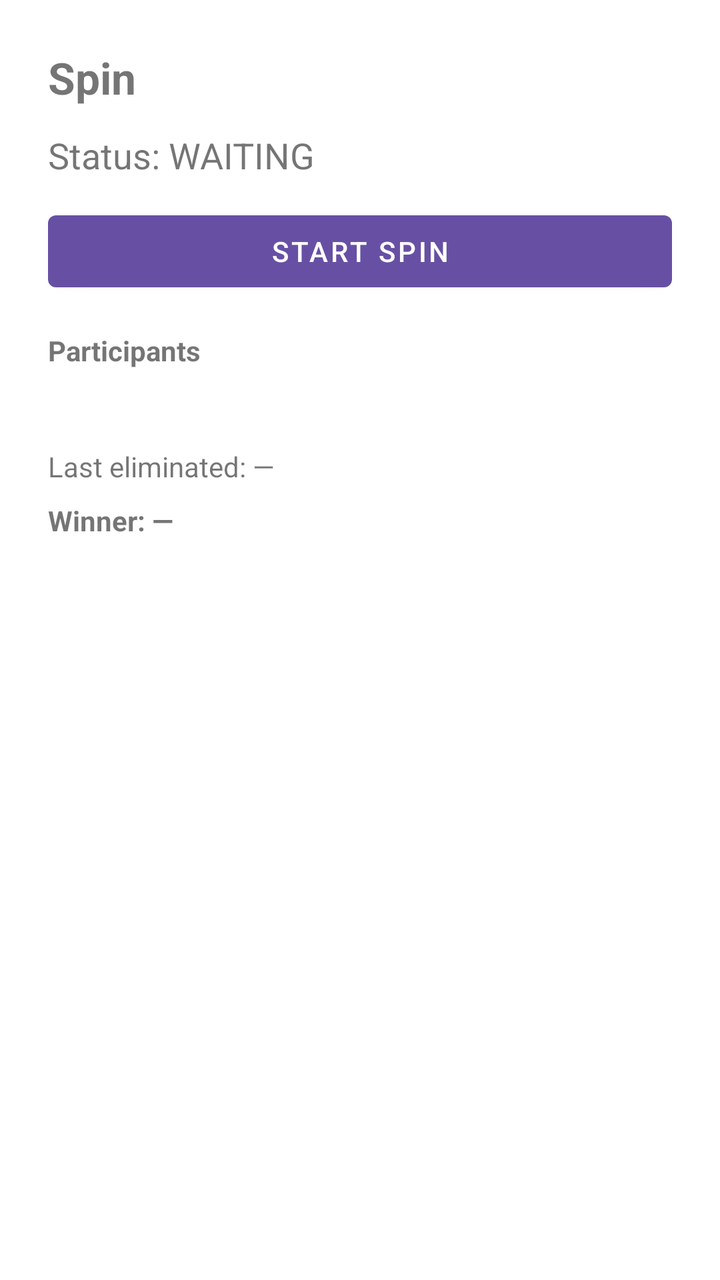
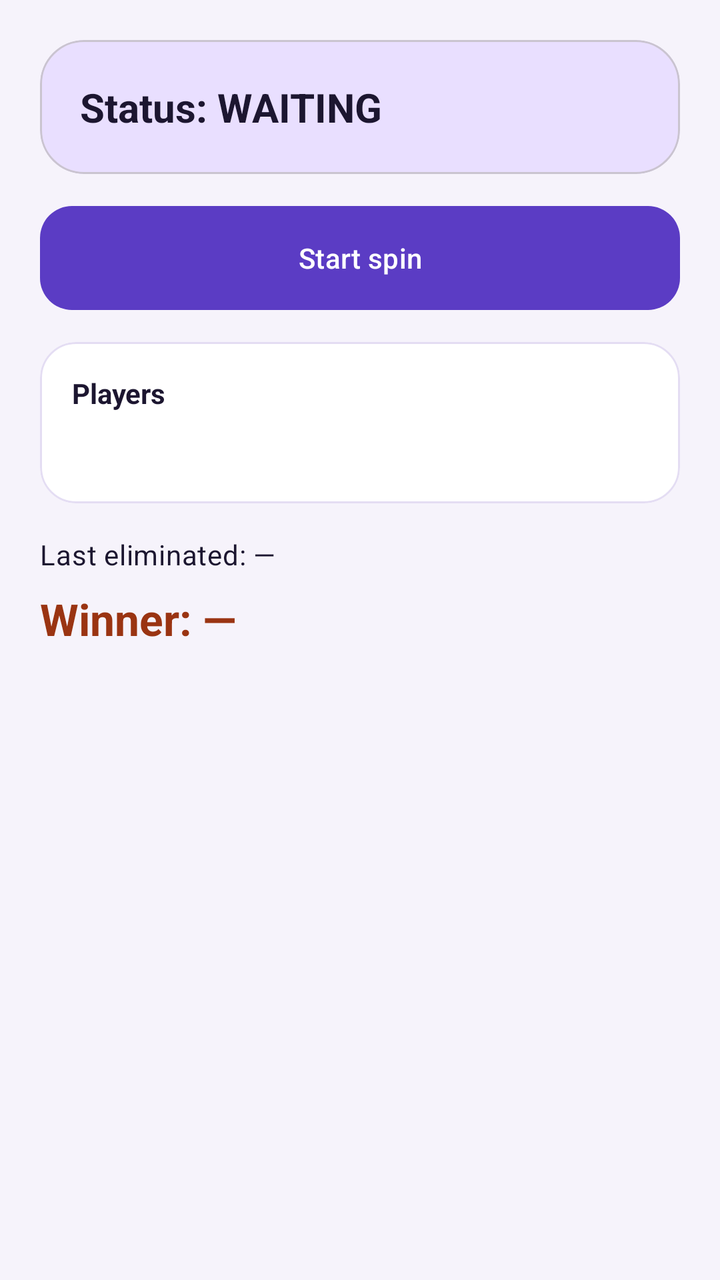

The first picture is an Android layout as it rendered before a commit; the second is the same layout after the commit. The layout source and the unified diff follow.
<!-- AndroidManifest.xml: application theme Theme.RoxStar -->
<!-- res/layout/fragment_spin.xml -->
<?xml version="1.0" encoding="utf-8"?>
<ScrollView xmlns:android="http://schemas.android.com/apk/res/android"
    android:layout_width="match_parent"
    android:layout_height="match_parent">

    <LinearLayout
        android:layout_width="match_parent"
        android:layout_height="wrap_content"
        android:orientation="vertical"
        android:padding="24dp">

        <TextView
            android:layout_width="match_parent"
            android:layout_height="wrap_content"
            android:text="Spin"
            android:textSize="22sp"
            android:textStyle="bold" />

        <TextView
            android:id="@+id/status"
            android:layout_width="match_parent"
            android:layout_height="wrap_content"
            android:layout_marginTop="12dp"
            android:text="Status: WAITING"
            android:textSize="18sp" />

        <TextView
            android:id="@+id/ownerHint"
            android:layout_width="match_parent"
            android:layout_height="wrap_content"
            android:layout_marginTop="8dp"
            android:text="Only the room owner can start a spin."
            android:visibility="gone" />

        <Button
            android:id="@+id/startSpin"
            android:layout_width="match_parent"
            android:layout_height="wrap_content"
            android:layout_marginTop="12dp"
            android:text="Start Spin" />

        <TextView
            android:layout_width="match_parent"
            android:layout_height="wrap_content"
            android:layout_marginTop="16dp"
            android:text="Participants"
            android:textStyle="bold" />

        <TextView
            android:id="@+id/remaining"
            android:layout_width="match_parent"
            android:layout_height="wrap_content"
            android:layout_marginTop="4dp" />

        <TextView
            android:id="@+id/lastEliminated"
            android:layout_width="match_parent"
            android:layout_height="wrap_content"
            android:layout_marginTop="16dp"
            android:text="Last eliminated: —" />

        <TextView
            android:id="@+id/winner"
            android:layout_width="match_parent"
            android:layout_height="wrap_content"
            android:layout_marginTop="8dp"
            android:text="Winner: —"
            android:textStyle="bold" />
    </LinearLayout>
</ScrollView>
<!-- resources referenced by this layout -->
<resources>
  <style name="Theme.RoxStar" parent="Theme.MaterialComponents.Light.NoActionBar">
          <item name="colorPrimary">@color/purple_700</item>
          <item name="android:statusBarColor">@color/purple_700</item>
      </style>
  <color name="purple_700">#6750A4</color>
</resources>

<!-- the commit's change to res/layout/fragment_spin.xml (unified diff, before → after) -->
@@ -1,63 +1,94 @@
 <?xml version="1.0" encoding="utf-8"?>
 <ScrollView xmlns:android="http://schemas.android.com/apk/res/android"
+    xmlns:app="http://schemas.android.com/apk/res-auto"
     android:layout_width="match_parent"
-    android:layout_height="match_parent">
+    android:layout_height="match_parent"
+    android:background="@color/md_surface">
 
     <LinearLayout
         android:layout_width="match_parent"
         android:layout_height="wrap_content"
         android:orientation="vertical"
-        android:padding="24dp">
+        android:padding="20dp">
 
-        <TextView
+        <com.google.android.material.card.MaterialCardView
             android:layout_width="match_parent"
             android:layout_height="wrap_content"
-            android:text="Spin"
-            android:textSize="22sp"
-            android:textStyle="bold" />
+            app:cardBackgroundColor="@color/md_primary_container"
+            app:cardCornerRadius="22dp"
+            app:cardElevation="0dp">
 
-        <TextView
-            android:id="@+id/status"
-            android:layout_width="match_parent"
-            android:layout_height="wrap_content"
-            android:layout_marginTop="12dp"
-            android:text="Status: WAITING"
-            android:textSize="18sp" />
+            <LinearLayout
+                android:layout_width="match_parent"
+                android:layout_height="wrap_content"
+                android:orientation="vertical"
+                android:padding="20dp">
 
-        <TextView
-            android:id="@+id/ownerHint"
-            android:layout_width="match_parent"
-            android:layout_height="wrap_content"
-            android:layout_marginTop="8dp"
-            android:text="Only the room owner can start a spin."
-            android:visibility="gone" />
+                <TextView
+                    android:id="@+id/status"
+                    android:layout_width="match_parent"
+                    android:layout_height="wrap_content"
+                    android:text="Status: WAITING"
+                    android:textSize="20sp"
+                    android:textStyle="bold" />
 
-        <Button
+                <TextView
+                    android:id="@+id/ownerHint"
+                    android:layout_width="match_parent"
+                    android:layout_height="wrap_content"
+                    android:layout_marginTop="8dp"
+                    android:text="Only the room owner can start a spin."
+                    android:textAppearance="@style/TextAppearance.RoxStar.Muted"
+                    android:visibility="gone" />
+            </LinearLayout>
+        </com.google.android.material.card.MaterialCardView>
+
+        <com.google.android.material.button.MaterialButton
             android:id="@+id/startSpin"
             android:layout_width="match_parent"
             android:layout_height="wrap_content"
-            android:layout_marginTop="12dp"
-            android:text="Start Spin" />
+            android:layout_marginTop="16dp"
+            android:text="Start spin" />
 
-        <TextView
+        <com.google.android.material.card.MaterialCardView
             android:layout_width="match_parent"
             android:layout_height="wrap_content"
             android:layout_marginTop="16dp"
-            android:text="Participants"
-            android:textStyle="bold" />
+            app:cardBackgroundColor="@color/md_card"
+            app:cardCornerRadius="18dp"
+            app:cardElevation="0dp"
+            app:strokeColor="#E4DDF3"
+            app:strokeWidth="1dp">
 
-        <TextView
-            android:id="@+id/remaining"
-            android:layout_width="match_parent"
-            android:layout_height="wrap_content"
-            android:layout_marginTop="4dp" />
+            <LinearLayout
+                android:layout_width="match_parent"
+                android:layout_height="wrap_content"
+                android:orientation="vertical"
+                android:padding="16dp">
+
+                <TextView
+                    android:layout_width="match_parent"
+                    android:layout_height="wrap_content"
+                    android:text="Players"
+                    android:textStyle="bold" />
+
+                <TextView
+                    android:id="@+id/remaining"
+                    android:layout_width="match_parent"
+                    android:layout_height="wrap_content"
+                    android:layout_marginTop="8dp"
+                    android:lineSpacingExtra="6dp"
+                    android:textSize="16sp" />
+            </LinearLayout>
+        </com.google.android.material.card.MaterialCardView>
 
         <TextView
             android:id="@+id/lastEliminated"
             android:layout_width="match_parent"
             android:layout_height="wrap_content"
             android:layout_marginTop="16dp"
-            android:text="Last eliminated: —" />
+            android:text="Last eliminated: —"
+            android:textAppearance="@style/TextAppearance.RoxStar.Muted" />
 
         <TextView
             android:id="@+id/winner"
@@ -65,6 +96,8 @@
             android:layout_height="wrap_content"
             android:layout_marginTop="8dp"
             android:text="Winner: —"
+            android:textColor="@color/md_winner"
+            android:textSize="22sp"
             android:textStyle="bold" />
     </LinearLayout>
 </ScrollView>
<!-- resource entries referenced after the edit -->
@@ -1,9 +1,33 @@
 <!-- resources referenced by this layout -->
 <resources>
-  <style name="Theme.RoxStar" parent="Theme.MaterialComponents.Light.NoActionBar">
-          <item name="colorPrimary">@color/purple_700</item>
-          <item name="android:statusBarColor">@color/purple_700</item>
+  <color name="md_card">#FFFFFF</color>
+  <color name="md_primary_container">#E9DFFF</color>
+  <color name="md_surface">#F6F3FB</color>
+  <color name="md_winner">#9A3412</color>
+  <style name="TextAppearance.RoxStar.Muted" parent="TextAppearance.Material3.BodyMedium">
+          <item name="android:textColor">@color/md_muted</item>
       </style>
-  <color name="purple_700">#6750A4</color>
+  <style name="Theme.RoxStar" parent="Theme.Material3.Light.NoActionBar">
+          <item name="colorPrimary">@color/md_primary</item>
+          <item name="colorOnPrimary">@color/md_on_primary</item>
+          <item name="colorPrimaryContainer">@color/md_primary_container</item>
+          <item name="colorOnPrimaryContainer">@color/md_text</item>
+          <item name="android:statusBarColor">@color/md_primary</item>
+          <item name="android:navigationBarColor">@color/md_surface</item>
+          <item name="android:windowBackground">@color/md_surface</item>
+          <item name="android:textColor">@color/md_text</item>
+          <item name="materialButtonStyle">@style/Widget.RoxStar.Button</item>
+      </style>
+  <color name="md_muted">#6B6280</color>
+  <color name="md_primary">#5B3CC4</color>
+  <color name="md_on_primary">#FFFFFF</color>
+  <color name="md_text">#1C1630</color>
+  <style name="Widget.RoxStar.Button" parent="Widget.Material3.Button">
+          <item name="android:textAllCaps">false</item>
+          <item name="android:insetTop">0dp</item>
+          <item name="android:insetBottom">0dp</item>
+          <item name="android:minHeight">52dp</item>
+          <item name="cornerRadius">16dp</item>
+      </style>
 </resources>
 
